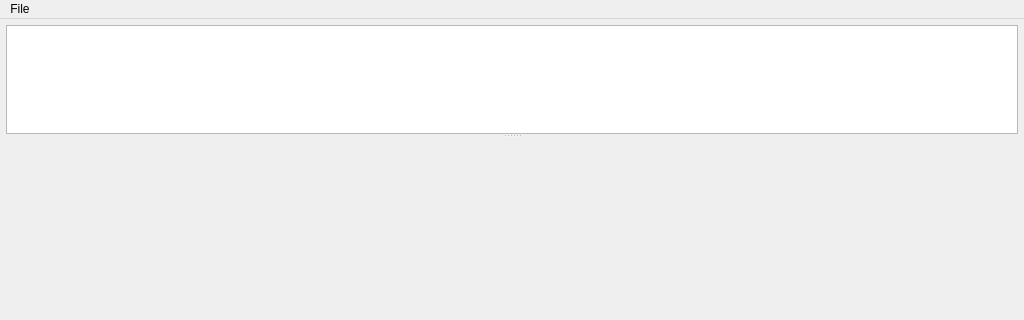
Qt form mainwindow.ui (Tencent/loli_profiler) before a commit; both pictures show x 0 to 1024 and y 0 to 320 of the 1024 by 640 pixel window.
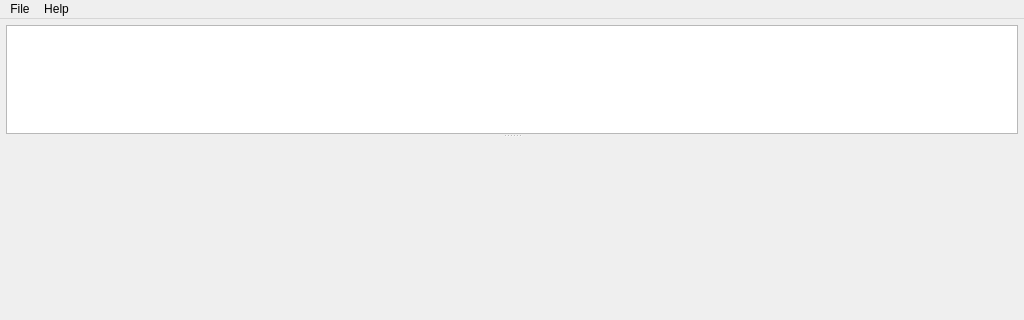
The same form after that commit. The open tabs and pages were chosen to show the change. Icons and pictures are not drawn.

The edit to the form file:
```diff
--- a/mainwindow.ui
+++ b/mainwindow.ui
@@ -512,7 +512,14 @@
     <addaction name="separator"/>
     <addaction name="actionExit"/>
    </widget>
+   <widget class="QMenu" name="menuHelp">
+    <property name="title">
+     <string>Help</string>
+    </property>
+    <addaction name="actionAbout"/>
+   </widget>
    <addaction name="menuFile"/>
+   <addaction name="menuHelp"/>
   </widget>
   <widget class="QStatusBar" name="statusBar"/>
   <action name="actionOpen">
```
Left out of the diff: 15 changed lines with no effect on the pictures.
